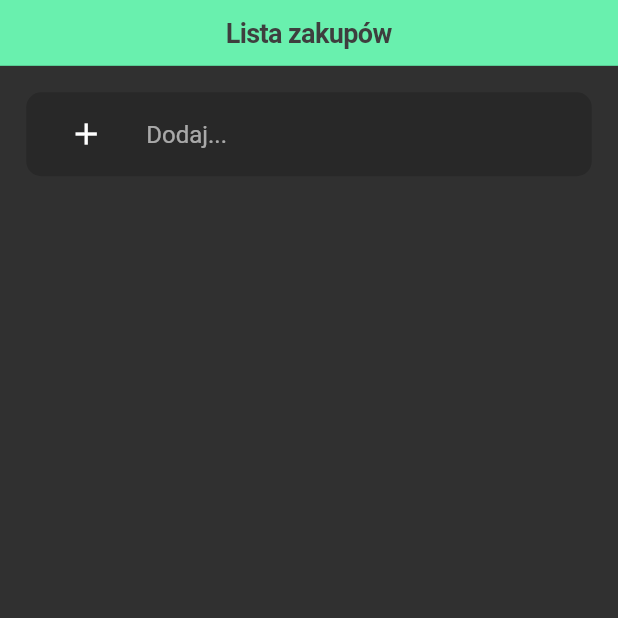
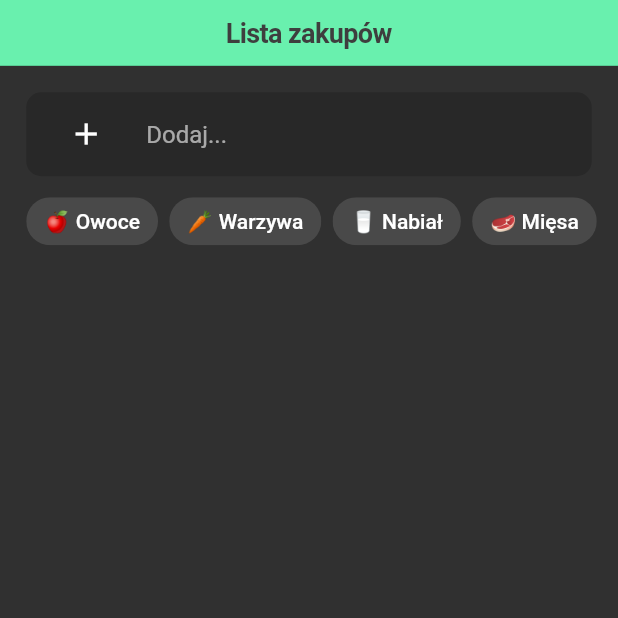
Before and after one commit to Mixeronix/familly_shopping_list, a Flutter app: the screen it shows after launch, on a phone screen of 412 x 824 dp, the top half of it. Run offline on Flutter 3.47's test engine with Material 2 defaults, Android fonts, the phone set to English and light mode, and no system bars; our stand-ins replace supabase_flutter; accounts and stored records are empty.

```diff
--- a/lib/app.dart
+++ b/lib/app.dart
@@ -1,5 +1,10 @@
 import 'package:flutter/material.dart';
+import 'package:shopping_list/done_item_list.dart';
+import 'package:shopping_list/item_list.dart';
+import 'package:shopping_list/quick_add.dart';
 import 'package:supabase_flutter/supabase_flutter.dart';
+
+import 'filter_bar.dart';
 
 class App extends StatefulWidget {
   const App({super.key});
@@ -9,14 +14,19 @@ class App extends StatefulWidget {
 }
 
 class _AppState extends State<App> {
-  final fieldText = TextEditingController();
-  final focusNode = FocusNode();
-
   final supabase = Supabase.instance.client;
 
   List items = [];
   List itemsUndone = [];
   List itemsDone = [];
+  bool showSettings = false;
+  List settings = [false, false, false, false];
+  List filters = [
+    ["Owoce", false, '🍎'],
+    ["Warzywa", false, '🥕'],
+    ["Nabiał", false, '🥛'],
+    ["Mięsa", false, '🥩'],
+  ];
 
   void fetch() async {
     var data = await supabase.from('products').select();
@@ -49,6 +59,14 @@ class _AppState extends State<App> {
           }
         }).toList();
 
+        itemsUndone = itemsUndone.where((element) {
+          if (filters[0][1] || filters[1][1] || filters[2][1] || filters[3][1]) {
+            return (element['fruit'] == filters[0][1] && filters[0][1]) || (element['vegetable'] == filters[1][1] && filters[1][1]) || (element['fruit'] == filters[2][1] && filters[2][1]) || (element['meat'] == filters[3][1] && filters[3][1]);
+          } else {
+            return true;
+          }
+        }).toList();
+
         itemsDone = items.where((element) {
           if (element['done']) {
             return DateTime.now().millisecondsSinceEpoch - element['done_at'] > 60000 && DateTime.now().millisecondsSinceEpoch - element['done_at'] < 100000000;
@@ -70,7 +88,7 @@ class _AppState extends State<App> {
     }
 
     return RefreshIndicator(
-      displacement: 2,
+      displacement: 5,
       color: Colors.greenAccent,
       onRefresh: () async {
         var data = await supabase.from('products').select();
@@ -79,70 +97,49 @@ class _AppState extends State<App> {
           items = data;
         });
       },
-      child: Padding(
-        padding: const EdgeInsets.all(17.5),
       child: Column(
         children: [
-            ListTile(
-              title: TextFormField(
-                focusNode: focusNode,
-                keyboardAppearance: Brightness.dark,
-                keyboardType: TextInputType.text,
-                onFieldSubmitted: (value) async {
-                  if (value != "") {
-                    await supabase.from('products').insert({'done': false, "text": value, "created_at": DateTime.now().millisecondsSinceEpoch});
-
-                    focusNode.requestFocus();
+          Material(
+            color: Colors.grey[850],
+            child: Column(
+              children: [
+                QuickAdd(
+                  supabase: supabase,
+                  onSubmitted: (item) {
                     setState(() {
-                      items.add(
-                        {'done': false, "text": value, "created_at": DateTime.now().millisecondsSinceEpoch, 'done_at': null},
-                      );
+                      items.add(item);
                     });
-
-                    fieldText.clear();
+                    print(item);
+                  },
+                ),
+                Filter(
+                  filters: filters,
+                  onSelected: (value, index) {
+                    setState(() {
+                      if (value) {
+                        for (var filter in filters) {
+                          filter[1] = false;
                         }
+                        filters[index][1] = true;
+                      } else {
+                        filters[index][1] = false;
+                      }
+                    });
                   },
-                cursorColor: Colors.white,
-                controller: fieldText,
-                decoration: const InputDecoration(
-                  hintText: "Dodaj...",
-                  border: InputBorder.none,
-                  enabledBorder: UnderlineInputBorder(borderSide: BorderSide(width: 0), borderRadius: BorderRadius.all(Radius.circular(10))),
-                  focusedBorder: UnderlineInputBorder(borderSide: BorderSide(width: 0), borderRadius: BorderRadius.all(Radius.circular(10))),
+                )
+              ],
             ),
           ),
-              leading: const Padding(
-                padding: EdgeInsets.symmetric(horizontal: 12),
-                child: Icon(Icons.add),
-              ),
-              tileColor: const Color.fromARGB(255, 40, 40, 40),
-              shape: RoundedRectangleBorder(borderRadius: BorderRadius.circular(10)),
-            ),
-            Flexible(
+          Expanded(
             child: SingleChildScrollView(
               child: Column(
                 children: [
-                    ListView.builder(
-                      physics: const NeverScrollableScrollPhysics(),
-                      shrinkWrap: true,
-                      itemCount: itemsUndone.length,
-                      itemBuilder: (context, index) {
-                        return Padding(
-                          key: ValueKey(index),
-                          padding: const EdgeInsets.only(top: 15),
-                          child: ListTile(
-                            title: Text(
-                              itemsUndone[index]["text"],
-                              style: TextStyle(
-                                decoration: itemsUndone[index]["done"] ? TextDecoration.lineThrough : TextDecoration.none,
-                              ),
-                            ),
-                            leading: Checkbox(
-                                value: itemsUndone[index]["done"],
-                                onChanged: (value) async {
+                  ItemList(
+                    items: itemsUndone,
+                    supabase: supabase,
+                    onChangedState: (index, value) {
                       if (value!) {
                         Future.delayed(const Duration(seconds: 61), () {
-                                      print(items);
                           setState(() {});
                         });
                       }
@@ -150,78 +147,17 @@ class _AppState extends State<App> {
                         itemsUndone[index]["done"] = value;
                         itemsUndone[index]['done_at'] = value ? DateTime.now().millisecondsSinceEpoch : null;
                       });
-
-                                  await supabase.from('products').update(itemsUndone[index]).match({'id': itemsUndone[index]["id"]});
-                                }),
-                            tileColor: const Color.fromARGB(255, 70, 70, 70),
-                            shape: RoundedRectangleBorder(borderRadius: BorderRadius.circular(10)),
-                          ),
-                        );
                     },
                   ),
-                    if (itemsDone.isNotEmpty)
-                      ExpansionTile(
-                        title: const Text("Kupione", style: TextStyle(color: Colors.grey, fontSize: 18, fontWeight: FontWeight.w600)),
-                        iconColor: Colors.greenAccent,
-                        collapsedIconColor: Colors.grey,
-                        shape: ShapeBorder.lerp(InputBorder.none, InputBorder.none, 0),
-                        children: [
-                          ListTile(
-                            title: const Text(
-                              "Usuń wszystkie",
-                              textAlign: TextAlign.center,
-                              style: TextStyle(fontWeight: FontWeight.bold),
-                            ),
-                            onTap: () async => await supabase.from('products').delete().lt('done_at', DateTime.now().millisecondsSinceEpoch - 60000),
-                            leading: const Padding(
-                              padding: EdgeInsets.symmetric(horizontal: 12),
-                              child: Icon(
-                                Icons.delete,
-                                color: Colors.redAccent,
-                                size: 26,
-                              ),
-                            ),
-                            tileColor: const Color.fromARGB(255, 40, 40, 40),
-                            shape: RoundedRectangleBorder(borderRadius: BorderRadius.circular(10)),
-                            trailing: const SizedBox(width: 45),
-                          ),
-                          ListView.builder(
-                            physics: const NeverScrollableScrollPhysics(),
-                            shrinkWrap: true,
-                            itemCount: itemsDone.length,
-                            itemBuilder: (context, index) {
-                              DateTime time = DateTime.fromMillisecondsSinceEpoch(itemsDone[index]['done_at']);
-                              return Padding(
-                                key: ValueKey(index),
-                                padding: const EdgeInsets.only(top: 15),
-                                child: ListTile(
-                                  title: Text(
-                                    itemsDone[index]["text"],
-                                    style: TextStyle(
-                                      decoration: itemsDone[index]["done"] ? TextDecoration.lineThrough : TextDecoration.none,
-                                    ),
-                                  ),
-                                  subtitle: Text(
-                                    "Kupione: ${time.hour}:${time.minute < 10 ? "0${time.minute}" : time.minute} | ${time.day < 10 ? "0${time.day}" : time.day}.${time.month < 10 ? "0${time.month}" : time.month}",
-                                    style: const TextStyle(fontSize: 10),
-                                  ),
-                                  leading: Checkbox(
-                                      value: itemsDone[index]["done"],
-                                      onChanged: (value) async {
+                  DoneItemList(
+                    supabase: supabase,
+                    items: itemsDone,
+                    onChangedState: (index, value) {
                       setState(() {
                         itemsDone[index]["done"] = value;
                         itemsDone[index]['done_at'] = value! ? DateTime.now().millisecondsSinceEpoch : null;
                       });
-
-                                        await supabase.from('products').update(itemsDone[index]).match({'id': itemsDone[index]["id"]});
-                                      }),
-                                  tileColor: const Color.fromARGB(255, 40, 40, 40),
-                                  shape: RoundedRectangleBorder(borderRadius: BorderRadius.circular(10)),
-                                ),
-                              );
                     },
-                          ),
-                        ],
                   )
                 ],
               ),
@@ -229,7 +165,6 @@ class _AppState extends State<App> {
           ),
         ],
       ),
-      ),
     );
   }
 }
--- /dev/null
+++ b/lib/filter_bar.dart
@@ -0,0 +1,35 @@
+import 'package:flutter/material.dart';
+
+class Filter extends StatelessWidget {
+  const Filter({super.key, required this.filters, required this.onSelected});
+  final List filters;
+  final Function onSelected;
+
+  @override
+  Widget build(BuildContext context) {
+    return SizedBox(
+      width: MediaQuery.of(context).size.width,
+      height: 60,
+      child: ListView.builder(
+        padding: const EdgeInsets.only(left: 17.5),
+        scrollDirection: Axis.horizontal,
+        itemCount: filters.length,
+        itemBuilder: (context, index) {
+          return Padding(
+            padding: const EdgeInsets.only(right: 7.5),
+            child: FilterChip(
+              selected: filters[index][1],
+              selectedColor: Colors.greenAccent,
+              checkmarkColor: const Color.fromARGB(255, 40, 40, 40),
+              label: Text(
+                '${filters[index][2]} ${filters[index][0]}',
+                style: TextStyle(color: filters[index][1] ? const Color.fromARGB(255, 40, 40, 40) : Colors.white),
+              ),
+              onSelected: (value) => onSelected(value, index),
+            ),
+          );
+        },
+      ),
+    );
+  }
+}
--- /dev/null
+++ b/lib/quick_add.dart
@@ -0,0 +1,56 @@
+import 'package:flutter/material.dart';
+
+class QuickAdd extends StatefulWidget {
+  const QuickAdd({super.key, required this.supabase, required this.onSubmitted});
+
+  final supabase;
+  final Function onSubmitted;
+
+  @override
+  State<QuickAdd> createState() => _QuickAddState();
+}
+
+class _QuickAddState extends State<QuickAdd> {
+  final fieldText = TextEditingController();
+  final focusNode = FocusNode();
+
+  @override
+  Widget build(BuildContext context) {
+    return Padding(
+      padding: const EdgeInsets.only(top: 17.5, right: 17.5, left: 17.5),
+      child: ListTile(
+        title: TextFormField(
+          focusNode: focusNode,
+          keyboardAppearance: Brightness.dark,
+          keyboardType: TextInputType.text,
+          onFieldSubmitted: (value) async {
+            if (value != "") {
+              await widget.supabase.from('products').insert({"text": value, "created_at": DateTime.now().millisecondsSinceEpoch});
+              widget.onSubmitted(
+                {'done': false, "text": value, "created_at": DateTime.now().millisecondsSinceEpoch, 'done_at': null},
+              );
+
+              focusNode.requestFocus();
+
+              fieldText.clear();
+            }
+          },
+          cursorColor: Colors.white,
+          controller: fieldText,
+          decoration: const InputDecoration(
+            hintText: "Dodaj...",
+            border: InputBorder.none,
+            enabledBorder: UnderlineInputBorder(borderSide: BorderSide(width: 0), borderRadius: BorderRadius.all(Radius.circular(10))),
+            focusedBorder: UnderlineInputBorder(borderSide: BorderSide(width: 0), borderRadius: BorderRadius.all(Radius.circular(10))),
+          ),
+        ),
+        leading: const Padding(
+          padding: EdgeInsets.symmetric(horizontal: 12),
+          child: Icon(Icons.add),
+        ),
+        tileColor: const Color.fromARGB(255, 40, 40, 40),
+        shape: RoundedRectangleBorder(borderRadius: BorderRadius.circular(10)),
+      ),
+    );
+  }
+}
```
Also changed, not shown: lib/delete_button.dart (added, +32 -0 lines), lib/done_item_list.dart (added, +65 -0 lines), lib/item_list.dart (added, +53 -0 lines). Lines whose indentation alone changed are shown as unchanged.
